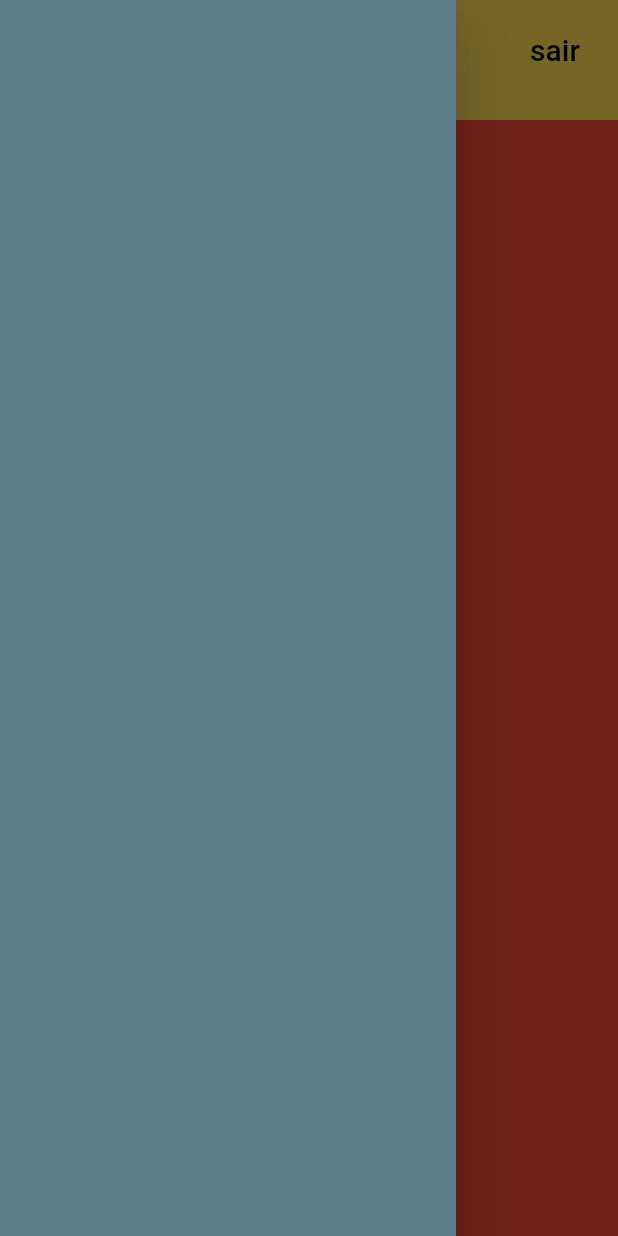
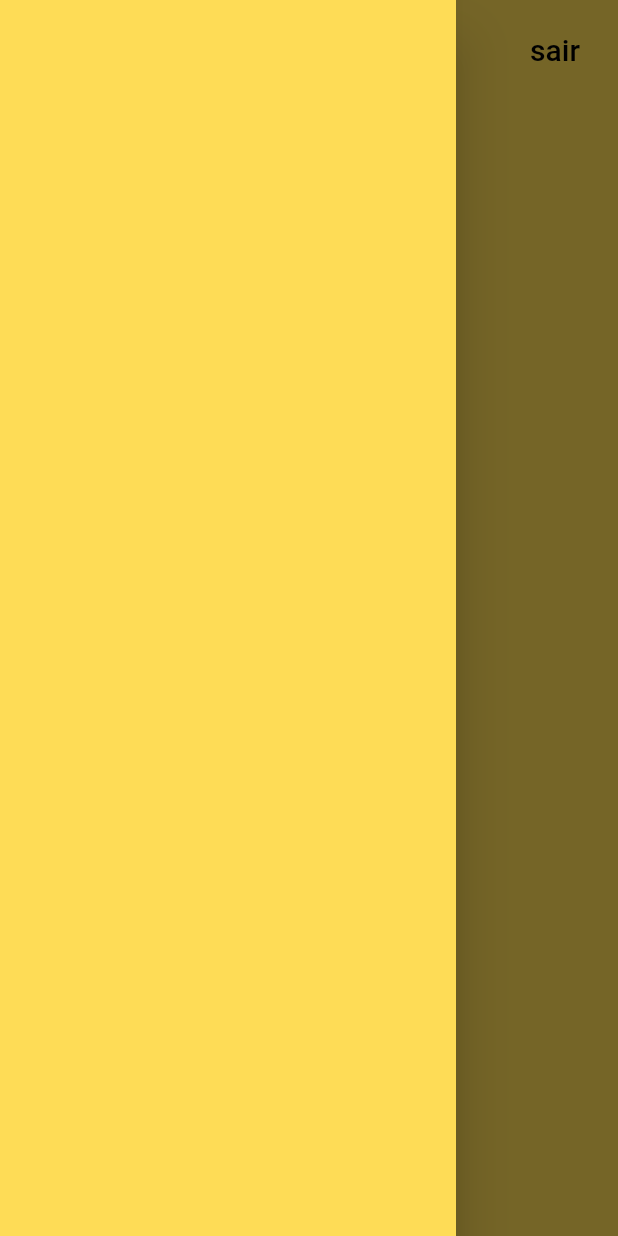
Before and after one commit to GuiPiovezan/aplicativo-point-summer-foods, a Flutter app: the Home screen opened directly, with the side drawer open, on a phone screen of 412 x 824 dp. Run offline on Flutter 3.47's test engine with Material 2 defaults, Android fonts, the phone set to English and light mode, and no system bars; our stand-ins replace brasil_fields, cloud_firestore, firebase_auth, firebase_core; accounts and stored records are empty.

Commit message:
Fazendo pequenas alterações no codigo

```diff
--- a/lib/View/CadastroProduto/cadastro-produto.dart
+++ b/lib/View/CadastroProduto/cadastro-produto.dart
@@ -1,5 +1,3 @@
-import 'dart:html';
-
 import 'package:cloud_firestore/cloud_firestore.dart';
 import 'package:flutter/material.dart';
 import 'package:pointsf/model/cadastro-produto-model.dart';
--- a/lib/View/Home/home.dart
+++ b/lib/View/Home/home.dart
@@ -12,16 +12,33 @@ class _HomeState extends State<Home> {
   @override
   Widget build(BuildContext context) {
     return Scaffold(
-      drawer: Drawer(backgroundColor: Colors.blueGrey),
-      appBar: CustomAppBarHome(
-        icon: Icon(Icons.abc),
-        title: "home",
+      drawer: const Drawer(
+        backgroundColor: Color.fromARGB(255, 254, 220, 86),
+      ),
+      appBar: const CustomAppBarHome(
+        icon: Icon(Icons.man_sharp),
+        title: "Rua João Silva, SP",
       ),
       body: PageView(
         children: [
-          Container(color: Colors.red,),
-          Container(color: Colors.green,),
-          Container(color: Colors.blue,),
+          Container(
+            child: Center(
+              child: Text("Tela1"),
+            ),
+            color: Color.fromARGB(255, 254, 220, 86),
+          ),
+          Container(
+            child: Center(
+              child: Text("Tela2"),
+            ),
+            color: Color.fromARGB(255, 254, 220, 86),
+          ),
+          Container(
+            child: Center(
+              child: Text("Tela3"),
+            ),
+            color: Color.fromARGB(255, 254, 220, 86),
+          ),
         ],
       ),
     );
--- a/lib/widgets/AppBar/custom-appbar-home.dart
+++ b/lib/widgets/AppBar/custom-appbar-home.dart
@@ -44,6 +44,7 @@ class CustomAppBarHome extends StatelessWidget implements PreferredSizeWidget {
               title ?? "",
               style: const TextStyle(
                 color: Colors.black,
+                fontSize: 15,
               ),
             ),
           ],
```
